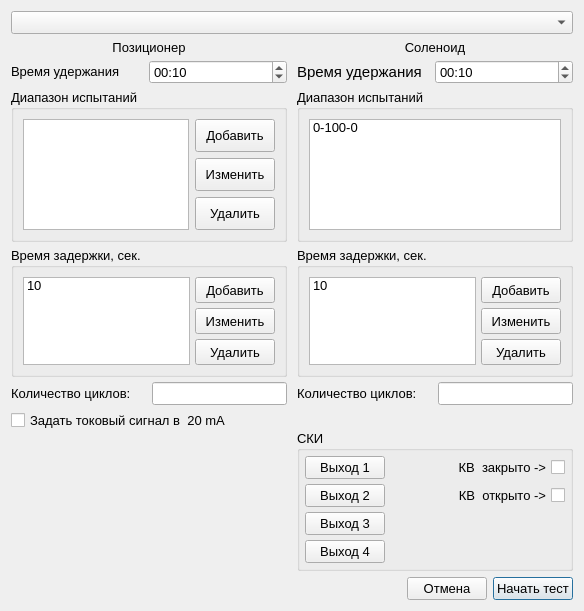
The window that Src/Ui/TestSettings/CyclicTestSettings.ui (Rekvim/MpiSki) describes before a commit, drawn with Qt 5.
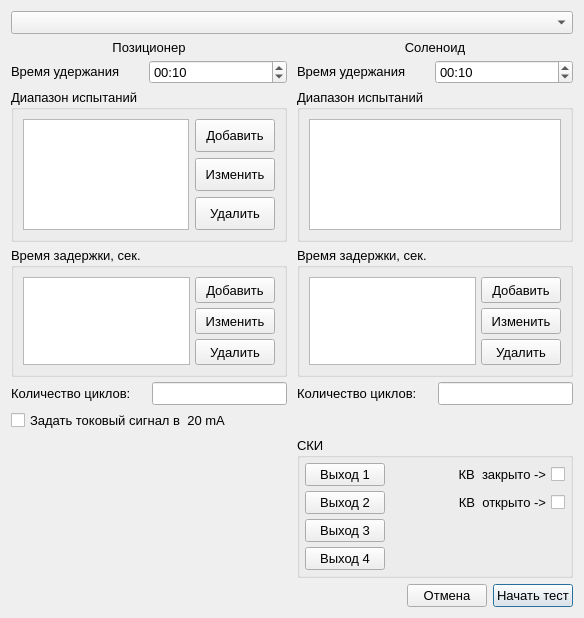
The same window after the commit.

```diff
--- a/Src/Ui/TestSettings/CyclicTestSettings.ui
+++ b/Src/Ui/TestSettings/CyclicTestSettings.ui
@@ -7,7 +7,7 @@
     <x>0</x>
     <y>0</y>
     <width>584</width>
-    <height>611</height>
+    <height>618</height>
    </rect>
   </property>
   <property name="sizePolicy">
@@ -306,11 +306,6 @@
                 <pointsize>10</pointsize>
                </font>
               </property>
-              <item>
-               <property name="text">
-                <string>10</string>
-               </property>
-              </item>
              </widget>
             </item>
             <item>
@@ -505,7 +500,7 @@
               </font>
              </property>
              <property name="text">
-              <string>&lt;html&gt;&lt;head/&gt;&lt;body&gt;&lt;p&gt;&lt;span style=&quot; font-size:11pt;&quot;&gt;Время удержания&lt;/span&gt;&lt;/p&gt;&lt;/body&gt;&lt;/html&gt;</string>
+              <string>&lt;html&gt;&lt;head/&gt;&lt;body&gt;&lt;p&gt;Время удержания&lt;/p&gt;&lt;/body&gt;&lt;/html&gt;</string>
              </property>
             </widget>
            </item>
@@ -584,11 +579,6 @@
               <property name="editTriggers">
                <set>QAbstractItemView::EditTrigger::CurrentChanged|QAbstractItemView::EditTrigger::DoubleClicked|QAbstractItemView::EditTrigger::EditKeyPressed</set>
               </property>
-              <item>
-               <property name="text">
-                <string>0-100-0</string>
-               </property>
-              </item>
              </widget>
             </item>
            </layout>
@@ -629,11 +619,6 @@
                 <pointsize>10</pointsize>
                </font>
               </property>
-              <item>
-               <property name="text">
-                <string>10</string>
-               </property>
-              </item>
              </widget>
             </item>
             <item>
```
